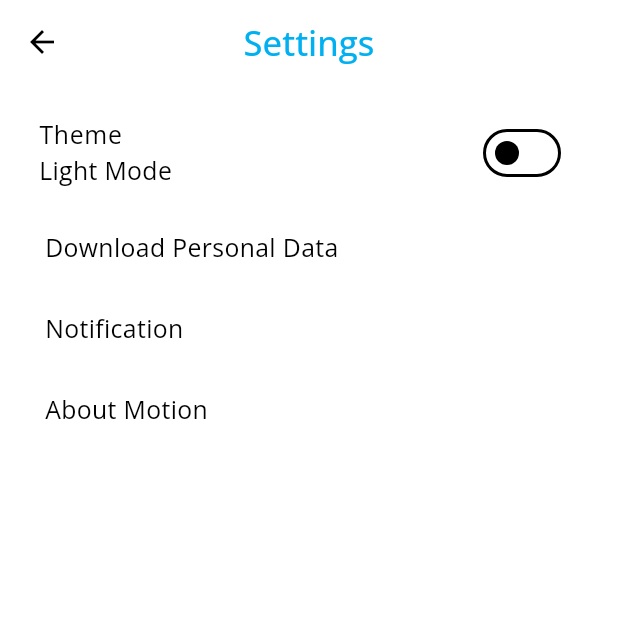
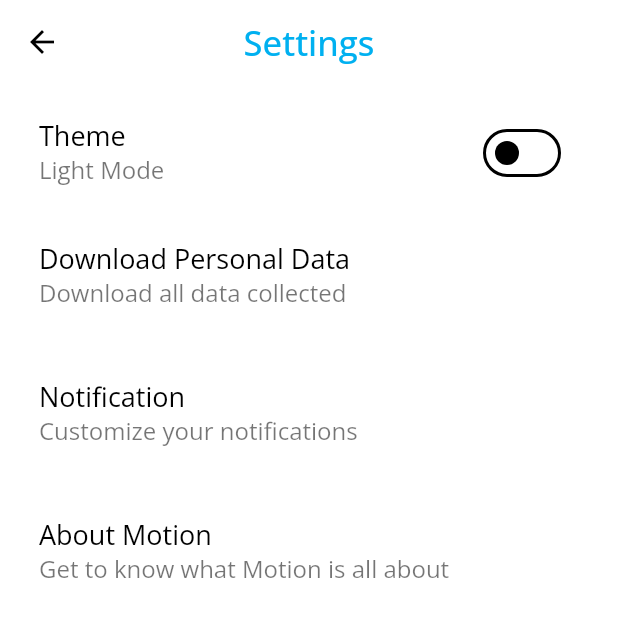
Before and after one commit to bcr2001/motion, a Flutter app: the SettingsPage screen opened directly, on a phone screen of 412 x 824 dp, the top half of it. Run offline on Flutter 3.47's test engine with Material 2 defaults, Android fonts, the phone set to English and light mode, and no system bars; our stand-ins replace cloud_firestore, firebase_auth, firebase_core, flutter_svg, google_fonts, logger and 1 more; accounts and stored records are empty; network calls fail.

Commit message:
created a class to build the List Tile for the settings options, I also refactored the motion_text_styling.dart file to have a base style to above the repetion of code that was initially present

```diff
--- a/lib/main.dart
+++ b/lib/main.dart
@@ -4,6 +4,7 @@ import 'package:flutter/material.dart';
 import 'package:motion/firebase_options.dart';
 import 'package:motion/motion_providers/firestore_provider.dart';
 import 'package:motion/motion_providers/theme_mode_provider.dart';
+import 'package:motion/motion_screens/settings_page.dart';
 import 'package:motion/motion_user/auth_page.dart';
 import 'package:provider/provider.dart';
 import 'motion_providers/zen_quotes_provider.dart';
--- a/lib/motion_screens/settings_page.dart
+++ b/lib/motion_screens/settings_page.dart
@@ -9,59 +9,47 @@ import 'about_page.dart';
 class SettingsPage extends StatelessWidget {
   const SettingsPage({super.key});
 
-
-  // other settings options builder
-  Widget settingsOption({
-    required String settingsName,
-    required VoidCallback settingsFunction,
-  }) {
-    return Padding(
-      padding: const EdgeInsets.symmetric(vertical: 15, horizontal: 20),
-      child: GestureDetector(
-        onTap: settingsFunction,
-        child: Text(
-          settingsName,
-        ),
-      ),
-    );
-  }
-
   @override
   Widget build(BuildContext context) {
     return Scaffold(
       appBar: AppBar(
-        title:  Text(
+        title: Text(
           AppString.settingsTitle,
           style: TextEditingStyling.appTitleStyle,
         ),
         centerTitle: true,
       ),
       body: Container(
-        margin: const EdgeInsets.all(10.0),
+        padding: const EdgeInsets.all(10.0),
         child: Column(
           crossAxisAlignment: CrossAxisAlignment.start,
           children: [
             // theme mode settings
-            const ThemeModeSettingsOption(),
+            const _ThemeModeSettingsOption(),
 
             // download personal information settings
-            settingsOption(
-                settingsName: AppString.downloadDataTitle,
-                settingsFunction: () {}),
+            _SettingsOptions(
+              onTap: (){},
+              settingsTitle: AppString.downloadDataTitle,
+              settingsDesciption: AppString.downloadDataDescription,),
 
             // notifications settings
-            settingsOption(
-                settingsName: AppString.notificationTitle, settingsFunction: () {}),
+            _SettingsOptions(
+              onTap: () {},
+              settingsTitle: AppString.notificationTitle,
+              settingsDesciption: AppString.notificationDescription,
+            ),
 
             // about motion
-            settingsOption(
-                settingsName: AppString.aboutMotionTitle,
-                settingsFunction: () {
-                  Navigator.push(
-                      context,
-                      MaterialPageRoute(
-                          builder: (context) => const AboutPage()));
-                })
+            _SettingsOptions(
+              onTap: () {
+              Navigator.push(context,
+                    MaterialPageRoute(builder: (context) => const AboutPage()));
+              },
+              settingsTitle: AppString.aboutMotionTitle,
+              settingsDesciption: AppString.aboutMotionDescription,
+            ),
+
           ],
         ),
       ),
@@ -69,21 +57,22 @@ class SettingsPage extends StatelessWidget {
   }
 }
 
-
-
 // theme mode settings option
-class ThemeModeSettingsOption extends StatelessWidget {
-  const ThemeModeSettingsOption({super.key});
+class _ThemeModeSettingsOption extends StatelessWidget {
+  const _ThemeModeSettingsOption();
 
   @override
   Widget build(BuildContext context) {
     return Consumer<AppThemeModeProvider>(
       builder: (context, themeValue, child) {
         return ListTile(
-          title: const Text(
+          title: Text(
             AppString.themeTitle,
+            style: Theme.of(context).textTheme.headlineLarge,
           ),
-          subtitle: Text(themeValue.currentThemeModeName),
+          subtitle: Text(
+            themeValue.currentThemeModeName,
+            style: Theme.of(context).textTheme.headlineMedium,),
           trailing: Switch(
             activeColor: const Color(0xFF00B0F0),
             value: themeValue.switchValue,
@@ -96,3 +85,27 @@ class ThemeModeSettingsOption extends StatelessWidget {
     );
   }
 }
+
+// setting options list tile constructors
+class _SettingsOptions extends StatelessWidget {
+  final String settingsTitle;
+  final String settingsDesciption;
+  final VoidCallback onTap;
+
+  const _SettingsOptions(
+      {required this.settingsTitle,
+      required this.settingsDesciption,
+      required this.onTap});
+
+  @override
+  Widget build(BuildContext context) {
+    return Padding(
+        padding: const EdgeInsets.symmetric(vertical: 10),
+        child:ListTile(
+          onTap: onTap,
+            title: Text(settingsTitle, style: Theme.of(context).textTheme.headlineLarge,),
+            subtitle: Text(settingsDesciption, style: Theme.of(context).textTheme.headlineMedium,),
+          ),
+        );
+  }
+}
--- a/lib/motion_themes/app_strings.dart
+++ b/lib/motion_themes/app_strings.dart
@@ -1,7 +1,5 @@
 // contains all the main app string
 class AppString {
-
-
   // App bar titles
   static const String statsRouteTitle = "Annual Overview";
   static const String motionRouteTitle = "Track";
@@ -11,11 +9,9 @@ class AppString {
 
   static const String logOutQuestion = "Are you sure you want to log out?";
 
-
   // popup menu button values
   static const String logOutValue = "logout";
   static const String settingsValue = "setting";
-
 
   // settings page
   static const String themeTitle = "Theme";
@@ -23,6 +19,9 @@ class AppString {
   static const String notificationTitle = "Notification";
   static const String aboutMotionTitle = "About Motion";
 
+  static const String downloadDataDescription = "Download all data collected";
+  static const String notificationDescription = "Customize your notifications";
+  static const String aboutMotionDescription = "Get to know what Motion is all about";
 
   // sign in/ sign out page
   static const String logInTitle = "Log In";
@@ -38,9 +37,9 @@ class AppString {
   static const String invalidPasswordValidatorMessage =
       "password must be more than 6 characters long";
   static const String emptyPasswordValidatorMessage = "please enter a password";
-  static const String emptyConfirmPasswordValidatorMessage = "please confirm password";
+  static const String emptyConfirmPasswordValidatorMessage =
+      "please confirm password";
   static const String emptyUserNameValidatorMessage = "please enter a username";
-
 
   static const String areYouAMemeber = "Are you not a member?";
   static const String registerHere = " Register Here";
--- a/lib/motion_themes/dark_theme.dart
+++ b/lib/motion_themes/dark_theme.dart
@@ -5,9 +5,14 @@ import 'widget_bg_color.dart';
 ThemeData darkThemeData = ThemeData(
 
     textTheme: TextTheme(
-      bodyLarge: TextEditingStyling.bodyStylingDarkMode,
-      bodyMedium:TextEditingStyling.bodyStylingDarkMode,
-      bodySmall: TextEditingStyling.bodyStylingDarkMode,
+      // theme for the app body
+      bodyLarge: TextEditingStyling.bodyStyling(true),
+      bodyMedium:TextEditingStyling.bodyStyling(true),
+      bodySmall: TextEditingStyling.bodyStyling(true),
+
+      // theme for headings
+      headlineLarge: TextEditingStyling.headingLarge(true),
+      headlineMedium: TextEditingStyling.headingMedium(true),
     ),
 
     colorScheme: ColorScheme.dark(
@@ -16,7 +21,8 @@ ThemeData darkThemeData = ThemeData(
 
     // list tile
     listTileTheme:const ListTileThemeData(
-      textColor: Colors.white
+
+      textColor: Colors.blue
     ),
 
     // text form field
--- a/lib/motion_themes/light_theme.dart
+++ b/lib/motion_themes/light_theme.dart
@@ -2,7 +2,6 @@ import 'package:flutter/material.dart';
 import 'package:motion/motion_themes/widget_bg_color.dart';
 import 'motion_text_styling.dart';
 import 'package:google_fonts/google_fonts.dart';
-
 
 ThemeData lightThemeData = ThemeData(
   colorScheme: const ColorScheme.light(
@@ -10,26 +9,27 @@ ThemeData lightThemeData = ThemeData(
   ),
 
   // app bar theme
-  appBarTheme:  AppBarTheme(
+  appBarTheme: AppBarTheme(
     centerTitle: true,
     titleTextStyle: TextEditingStyling.appTitleStyle,
   ),
 
   // text theme
   textTheme: TextTheme(
-    bodyLarge: TextEditingStyling.bodyStylingLightMode,
-    bodyMedium:  TextEditingStyling.bodyStylingLightMode,
-    bodySmall: TextEditingStyling.bodyStylingLightMode
+    bodyLarge: TextEditingStyling.bodyStyling(false),
+    bodyMedium: TextEditingStyling.bodyStyling(false),
+    bodySmall: TextEditingStyling.bodyStyling(false),
+
+    // theme for headings
+    headlineLarge: TextEditingStyling.headingLarge(false),
+    headlineMedium: TextEditingStyling.headingMedium(false),
   ),
 
   // alert dialog theme
-  dialogTheme:  DialogTheme(
-    titleTextStyle: TextEditingStyling.dialogTitleTextStyle
-  ),
+  dialogTheme:
+      DialogTheme(titleTextStyle: TextEditingStyling.dialogTitleTextStyle),
 
   // elevated button
-
-
 
   useMaterial3: true,
   visualDensity: VisualDensity.adaptivePlatformDensity,
--- a/lib/motion_themes/motion_text_styling.dart
+++ b/lib/motion_themes/motion_text_styling.dart
@@ -14,21 +14,44 @@ TextStyle contentStyle(
 }
 
 class TextEditingStyling {
+  static final TextStyle _baseStyle = GoogleFonts.openSans(fontSize: 16.5);
+
   // route appbar title text style
-  static final TextStyle appTitleStyle = GoogleFonts.openSans(
-      fontSize: 23,
-      color: const Color(0xFF00B0F0),
-      fontWeight: FontWeight.w500);
+  static final TextStyle appTitleStyle = _baseStyle.copyWith(
+    color: const Color(0xFF00B0F0),
+    fontSize: 23,
+    fontWeight: FontWeight.w500,
+  );
 
   // dialog title text style
-  static final TextStyle dialogTitleTextStyle = GoogleFonts.openSans(
-      color: Colors.blue, fontSize: 23, fontWeight: FontWeight.w700);
+  static final TextStyle dialogTitleTextStyle = _baseStyle.copyWith(
+    color: Colors.blue,
+    fontSize: 23,
+    fontWeight: FontWeight.w700,
+  );
 
-  // body styling (light mode)
-  static final TextStyle bodyStylingLightMode =
-      GoogleFonts.openSans(color: Colors.black, fontSize: 16.5);
+  // body styling
+  static TextStyle bodyStyling(bool isDarkMode) {
+    return _baseStyle.copyWith(
+      color: isDarkMode ? const Color(0XFFF5F5F5) : Colors.black,
+    );
+  }
 
-  // body styling (dark mode)
-  static final TextStyle bodyStylingDarkMode =
-      GoogleFonts.openSans(color:const Color(0XFFF5F5F5), fontSize: 16.5);
+  // headline (ListTile title) Large
+  static TextStyle headingLarge(bool isDarkMode) {
+    return _baseStyle.copyWith(
+      fontSize: 18,
+      color: isDarkMode ? const Color(0XFFF5F5F5)  :
+       Colors.black,
+    );
+  }
+
+  // headline (ListTile title) Medium
+  static TextStyle headingMedium(bool isDarkMode) {
+    return _baseStyle.copyWith(
+      fontSize: 16,
+      color: isDarkMode ? const Color(0XFFF5F5F5).withOpacity(0.6)  :
+       Colors.black54,
+    );
+  }
 }
```
